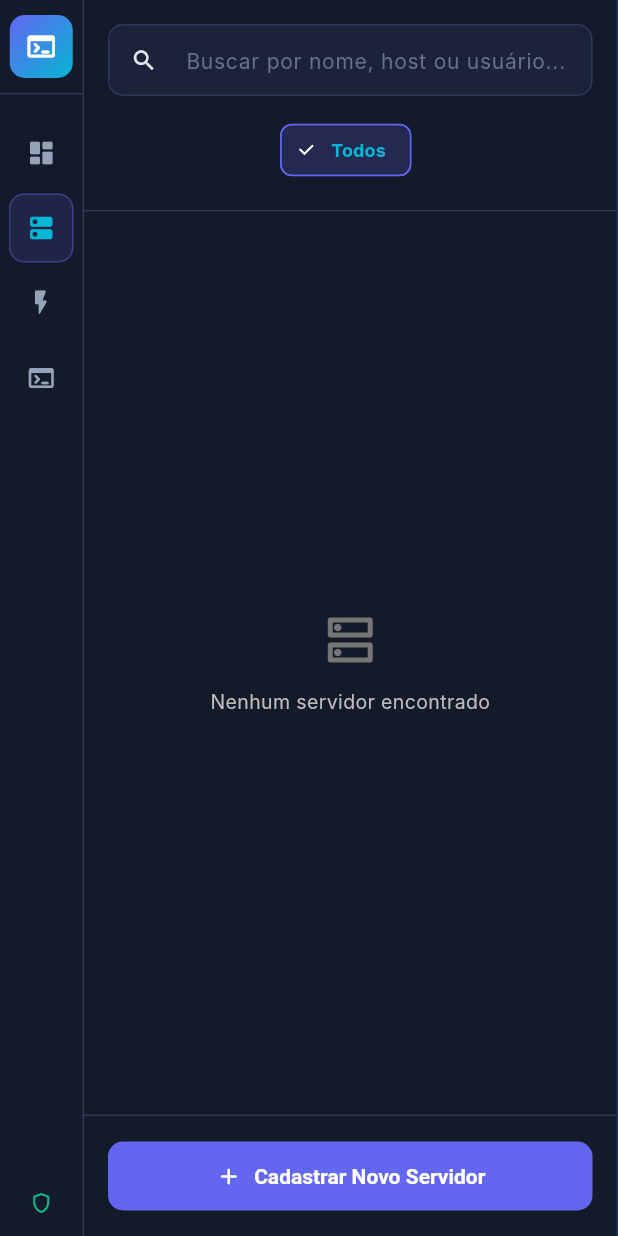
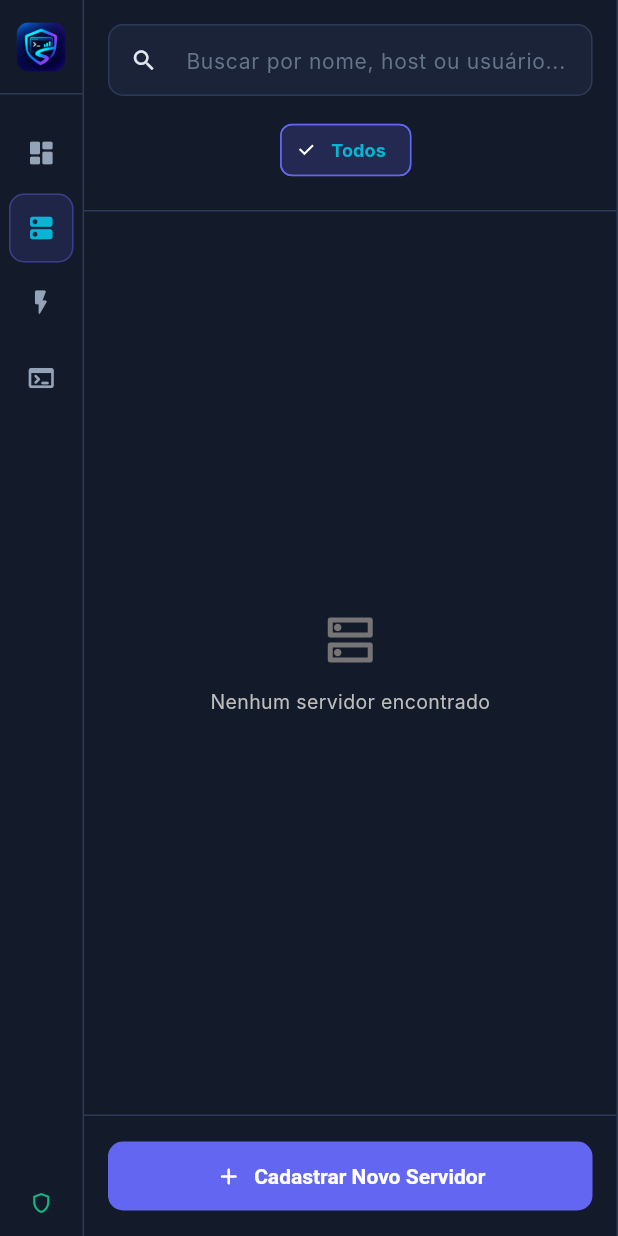
Before and after one commit to jeansbitencourt/servix-ssh, a Flutter app: the screen it shows after launch, after a tap on the "dns" icon, on a phone screen of 412 x 824 dp. Run offline on Flutter 3.47's test engine with Material 3 defaults, Android fonts, the phone set to English and light mode, and no system bars; our stand-ins replace drift, drift_flutter, file_picker, flutter_secure_storage, get_it and 1 more; missing offline and left inert: dart:ffi, dartssh2, sqlite3, xterm; accounts and stored records are empty; generated files the repository leaves out were written again; Roboto replaces fonts that are missing (Inter).

Commit message:
feat: rebrand the application as Servix

```diff
--- /dev/null
+++ b/lib/core/theme/app_brand.dart
@@ -0,0 +1,6 @@
+class AppBrand {
+  static const name = 'Servix';
+  static const slogan = 'SSH Operations Center';
+  static const title = '$name — $slogan';
+  static const iconAsset = 'assets/branding/servix-icon.png';
+}
--- a/lib/main.dart
+++ b/lib/main.dart
@@ -4,6 +4,7 @@ import 'package:flutter/material.dart';
 import 'package:sqlite3/open.dart';
 import 'package:uuid/uuid.dart';
 import 'core/di/injection.dart';
+import 'core/theme/app_brand.dart';
 import 'core/theme/app_theme.dart';
 import 'domain/entities/shortcut_command.dart';
 import 'domain/repositories/shortcut_repository.dart';
@@ -29,7 +30,7 @@ void main() async {
   // Seed default popular shortcuts if database has none
   await _seedDefaultShortcuts();
 
-  runApp(const ControlPanelApp());
+  runApp(const ServixApp());
 }
 
 Future<void> _seedDefaultShortcuts() async {
@@ -87,13 +88,13 @@ Future<void> _seedDefaultShortcuts() async {
   }
 }
 
-class ControlPanelApp extends StatelessWidget {
-  const ControlPanelApp({super.key});
+class ServixApp extends StatelessWidget {
+  const ServixApp({super.key});
 
   @override
   Widget build(BuildContext context) {
     return MaterialApp(
-      title: 'ControlPanel - SSH Suite',
+      title: AppBrand.title,
       debugShowCheckedModeBanner: false,
       theme: AppTheme.darkTheme,
       home: const MainLayout(),
--- a/lib/presentation/views/main_layout.dart
+++ b/lib/presentation/views/main_layout.dart
@@ -2,6 +2,7 @@ import 'package:flutter/material.dart';
 import 'package:signals_flutter/signals_flutter.dart';
 
 import '../../core/di/injection.dart';
+import '../../core/theme/app_brand.dart';
 import '../../core/theme/app_theme.dart';
 import '../stores/host_store.dart';
 import '../stores/shortcut_store.dart';
@@ -204,17 +205,11 @@ class _MainLayoutState extends State<MainLayout> {
   }
 
   Widget _buildBrand(bool compact) {
-    final icon = Container(
-      padding: const EdgeInsets.all(10),
-      decoration: BoxDecoration(
-        gradient: const LinearGradient(
-          colors: [AppTheme.primary, AppTheme.accent],
-          begin: Alignment.topLeft,
-          end: Alignment.bottomRight,
-        ),
-        borderRadius: BorderRadius.circular(10),
-      ),
-      child: const Icon(Icons.terminal_rounded, color: Colors.white, size: 22),
+    final icon = Image.asset(
+      AppBrand.iconAsset,
+      width: compact ? 42 : 52,
+      height: compact ? 42 : 52,
+      excludeFromSemantics: true,
     );
 
     return Container(
@@ -226,7 +221,9 @@ class _MainLayoutState extends State<MainLayout> {
         border: Border(bottom: BorderSide(color: AppTheme.darkBorder)),
       ),
       child: compact
-          ? Center(child: Tooltip(message: 'ControlPanel', child: icon))
+          ? Center(
+              child: Tooltip(message: AppBrand.title, child: icon),
+            )
           : Row(
               children: [
                 icon,
@@ -236,19 +233,19 @@ class _MainLayoutState extends State<MainLayout> {
                     crossAxisAlignment: CrossAxisAlignment.start,
                     children: [
                       Text(
-                        'ControlPanel',
+                        AppBrand.name,
                         style: TextStyle(
-                          fontSize: 16,
-                          fontWeight: FontWeight.bold,
+                          fontSize: 20,
+                          fontWeight: FontWeight.w700,
                           color: Colors.white,
                         ),
                       ),
                       Text(
-                        'SSH Linux Suite',
+                        AppBrand.slogan,
                         style: TextStyle(
                           fontSize: 11,
                           fontWeight: FontWeight.w500,
-                          color: AppTheme.accent,
+                          color: Color(0xFF94A3B8),
                         ),
                       ),
                     ],
--- a/pubspec.yaml
+++ b/pubspec.yaml
@@ -1,5 +1,5 @@
-name: control_panel
-description: "A new Flutter project."
+name: servix
+description: "Servix — SSH Operations Center for Linux."
 # The following line prevents the package from being accidentally published to
 # pub.dev using `flutter pub publish`. This is preferred for private packages.
 publish_to: 'none' # Remove this line if you wish to publish to pub.dev
@@ -83,6 +83,7 @@ flutter:
   uses-material-design: true
 
   assets:
+    - assets/branding/servix-icon.png
     - assets/fonts/OFL-Liberation.txt
 
   fonts:
```
Also changed, not shown: assets/branding/servix-icon.png (added), assets/branding/servix-logo.png (added), 4 other files.
